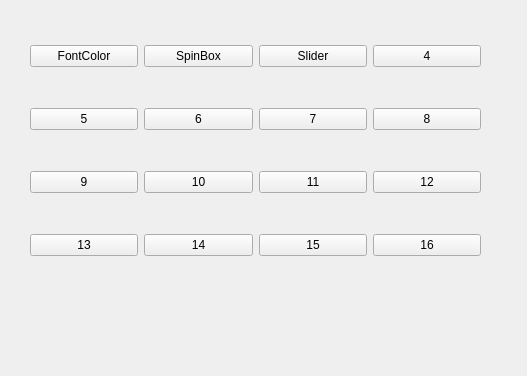
The window that src/QT_Demo/entry_form.ui (dbase/QT_Demo) describes before a commit, drawn with Qt 5.
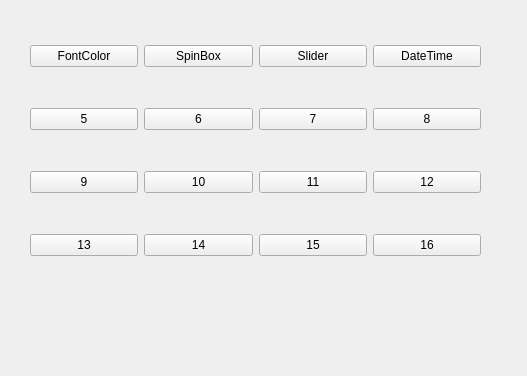
The same window after the commit.

Commit message: QT_Demo版本：增加学习DateTime控件的界面

Patch:
```diff
--- a/src/QT_Demo/entry_form.ui
+++ b/src/QT_Demo/entry_form.ui
@@ -103,7 +103,7 @@
     <item row="0" column="3">
      <widget class="QPushButton" name="btn4">
       <property name="text">
-       <string>4</string>
+       <string>DateTime</string>
       </property>
      </widget>
     </item>
```
The commit also changes 7 other files.
